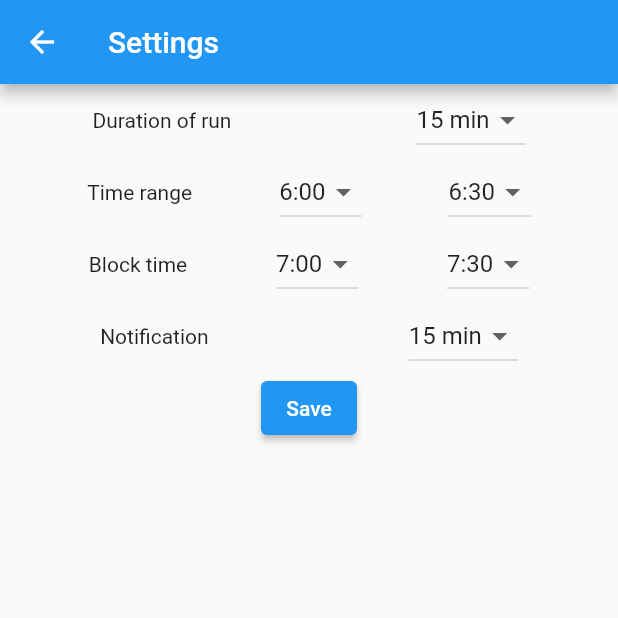
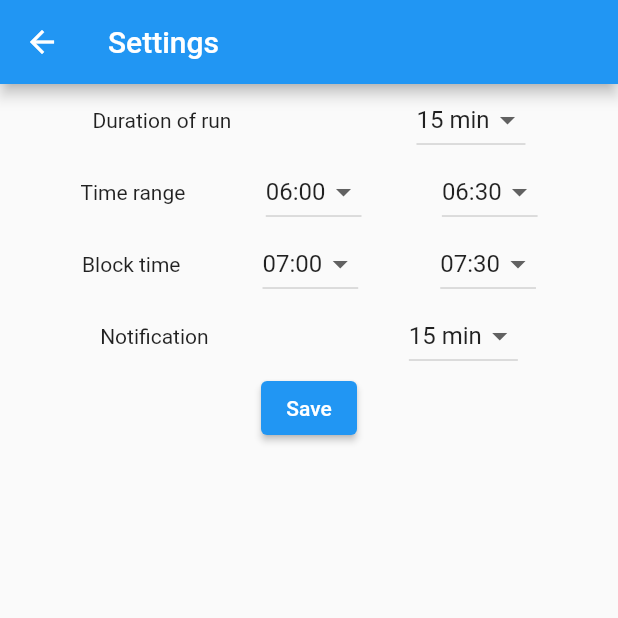
Before and after one commit to OlgaSe/Runtime, a Flutter app: the SettingsScreen screen opened directly, on a phone screen of 412 x 824 dp, the top half of it. Run offline on Flutter 3.47's test engine with Material 2 defaults, Android fonts, the light colour scheme and no system bars; our stand-ins replace flutter_local_notifications, geolocator, shared_preferences; missing offline and left inert: workmanager; accounts and stored records are empty; network calls fail.

Commit message:
Completed hourly work, refactored user settings, added weather class, remade timeList: notification shows as scheduled

```diff
--- a/lib/screens/settings.dart
+++ b/lib/screens/settings.dart
@@ -17,7 +17,6 @@ class _SettingsScreenState extends State<SettingsScreen> {
 
   Preference _preferences = Preference();
 
-
   @override
   void initState() {
     super.initState();
@@ -34,16 +33,25 @@ class _SettingsScreenState extends State<SettingsScreen> {
 
 
   List<DropdownMenuItem> getDropDownItems() {
-    List<DropdownMenuItem<String>> dropdownItems = [];
+    List<DropdownMenuItem<int>> dropdownItems = [];
 
-    for (String time in timeList) {
+    for (int time in timeList) {
       var newItem = DropdownMenuItem(
-        child: Text(time),
+        child: Text(formatMinutes(time)),
         value: time,
       );
       dropdownItems.add(newItem);
     }
     return dropdownItems;
+  }
+
+  String formatMinutes(int minutes) {
+    var hours = minutes ~/ 60;
+    var hoursString = hours > 9 ? hours.toString() : "0$hours" ;
+    var mins = minutes % 60;
+    var minsString = mins > 9 ? mins.toString() : "0$mins" ;
+
+    return "$hoursString:$minsString";
   }
 
   @override
@@ -63,7 +71,7 @@ class _SettingsScreenState extends State<SettingsScreen> {
               children: <Widget>[
                 Text('Duration of run'),
                 DropdownButton<int>(
-                    value: _preferences.selectedDuration,
+                    value: _preferences.durationMin,
                     items: <int>[15, 30, 45, 60, 90]
                         .map((int value) {
                       return new DropdownMenuItem<int>(
@@ -73,7 +81,7 @@ class _SettingsScreenState extends State<SettingsScreen> {
                     }).toList(),
                     onChanged: (value) {
                       setState(() {
-                        _preferences.selectedDuration = value;
+                        _preferences.durationMin = value;
                       });
                     }),
               ],
@@ -82,20 +90,20 @@ class _SettingsScreenState extends State<SettingsScreen> {
                   mainAxisAlignment: MainAxisAlignment.spaceEvenly,
                   children: <Widget>[
                     Text('Time range'),
-                    DropdownButton<String>(
-                        value: _preferences.selectedRangeStart,
+                    DropdownButton<int>(
+                        value: _preferences.rangeStartMin,
                         items: getDropDownItems(),
                         onChanged: (value) {
                           setState(() {
-                            _preferences.selectedRangeStart = value;
+                            _preferences.rangeStartMin = value;
                           });
                         }),
-                    DropdownButton<String>(
-                        value: _preferences.selectedRangeEnd,
+                    DropdownButton<int>(
+                        value: _preferences.rangeEndMin,
                         items: getDropDownItems(),
                         onChanged: (value) {
                           setState(() {
-                            _preferences.selectedRangeEnd = value;
+                            _preferences.rangeEndMin = value;
                           });
                         }),
               ],
@@ -104,20 +112,20 @@ class _SettingsScreenState extends State<SettingsScreen> {
                   mainAxisAlignment: MainAxisAlignment.spaceEvenly,
                   children: <Widget>[
                     Text('Block time'),
-                    DropdownButton<String>(
-                        value: _preferences.selectedBlockRangeStart,
+                    DropdownButton<int>(
+                        value: _preferences.blockRangeStartMin,
                         items: getDropDownItems(),
                         onChanged: (value) {
                           setState(() {
-                            _preferences.selectedBlockRangeStart = value;
+                            _preferences.blockRangeStartMin = value;
                           });
                         }),
-                    DropdownButton<String>(
-                        value: _preferences.selectedBlockRangeEnd,
+                    DropdownButton<int>(
+                        value: _preferences.blockRangeEndMin,
                         items: getDropDownItems(),
                         onChanged: (value) {
                           setState(() {
-                            _preferences.selectedBlockRangeEnd = value;
+                            _preferences.blockRangeEndMin = value;
                           });
                         }),
                   ],
@@ -127,7 +135,7 @@ class _SettingsScreenState extends State<SettingsScreen> {
                   children: <Widget>[
                     Text('Notification'),
                     DropdownButton<int>(
-                        value: _preferences.selectedNotification,
+                        value: _preferences.notificationMin,
                         items: <int>[15, 30, 45, 60]
                             .map((int value) {
                           return new DropdownMenuItem<int>(
@@ -137,7 +145,7 @@ class _SettingsScreenState extends State<SettingsScreen> {
                         }).toList(),
                         onChanged: (value) {
                           setState(() {
-                            _preferences.selectedNotification = value;
+                            _preferences.notificationMin = value;
                           });
                         }),
                   ],
--- a/lib/services/app_prefs.dart
+++ b/lib/services/app_prefs.dart
@@ -6,7 +6,7 @@ class AppPreferences {
 
   AppPreferences(this._sharedPreferences);
 
-  static loadPreferences() async {
+  static Future<AppPreferences> loadPreferences() async {
     SharedPreferences sharedPreferences = await SharedPreferences.getInstance();
     return AppPreferences(sharedPreferences);
   }
--- a/lib/services/preference.dart
+++ b/lib/services/preference.dart
@@ -1,49 +1,44 @@
 import 'package:shared_preferences/shared_preferences.dart';
 
 class Preference {
-
-  int selectedDuration = 15;
-  String selectedRangeStart = '6:00';
-  String selectedRangeEnd = '6:30';
-  String selectedBlockRangeStart = '7:00';
-  String selectedBlockRangeEnd = '7:30';
-  int selectedNotification = 15;
+  int durationMin = 15;
+  int rangeStartMin = 6 * 60;
+  int rangeEndMin = 6 * 60 + 30;
+  int blockRangeStartMin = 7 * 60;
+  int blockRangeEndMin = 7 * 60 + 30;
+  int notificationMin = 15;
 
 
-  Preference({this.selectedDuration, this.selectedRangeStart,
-      this.selectedRangeEnd, this.selectedBlockRangeStart,
-      this.selectedBlockRangeEnd, this.selectedNotification});
+  Preference({this.durationMin, this.rangeStartMin,
+      this.rangeEndMin, this.blockRangeStartMin,
+      this.blockRangeEndMin, this.notificationMin});
 
   savePreference() async {
     final prefs = await SharedPreferences.getInstance();
-    prefs.setInt('selectedDuration', selectedDuration);
-    prefs.setString('selectedRangeStart', selectedRangeStart);
-    prefs.setString('selectedRangeEnd', selectedRangeEnd);
-    prefs.setString('selectedBlockRangeStart', selectedBlockRangeStart);
-    prefs.setString('selectedBlockRangeEnd', selectedBlockRangeEnd);
-    prefs.setInt('selectedNotification', selectedNotification);
+    prefs.setInt('durationMin', durationMin);
+    prefs.setInt('rangeStartMin', rangeStartMin);
+    prefs.setInt('rangeEndMin', rangeEndMin);
+    prefs.setInt('blockRangeStartMin', blockRangeStartMin);
+    prefs.setInt('blockRangeEndMin', blockRangeEndMin);
+    prefs.setInt('notificationMin', notificationMin);
   }
 
-  static loadPreference() async {
+  static Future<Preference> loadPreference() async {
     SharedPreferences prefs = await SharedPreferences.getInstance();
 
     return Preference(
-      selectedDuration: prefs.getInt('selectedDuration') ?? 15,
-      selectedRangeStart: _getString(prefs, 'selectedRangeStart', '6:00'),
-      selectedRangeEnd: _getString(prefs, 'selectedRangeEnd', '6:30'),
-      selectedBlockRangeStart: _getString(prefs, 'selectedBlockRangeStart', '7:00'),
-      selectedBlockRangeEnd: _getString(prefs, 'selectedBlockRangeEnd', '7:30'),
-      selectedNotification: prefs.getInt('selectedNotification') ?? 15,
+      durationMin: prefs.getInt('durationMin') ?? 15,
+      rangeStartMin: prefs.getInt('rangeStartMin') ?? 6*60,
+      rangeEndMin: prefs.getInt('rangeEndMin') ?? 6*60 + 30,
+      blockRangeStartMin: prefs.getInt('blockRangeStartMin') ?? 7*60,
+      blockRangeEndMin: prefs.getInt('blockRangeEndMin') ?? 7*60 + 30,
+      notificationMin: prefs.getInt('notificationMin') ?? 15,
     );
   }
 
-  static String _getString(SharedPreferences prefs, String key, String def) {
-    var val = prefs.getString(key);
-    return val != null && val != '' ? val : def;
-  }
 
   @override
   String toString() {
-    return 'Preference{selectedDuration: $selectedDuration, selectedRangeStart: $selectedRangeStart, selectedRangeEnd: $selectedRangeEnd, selectedBlockRangeStart: $selectedBlockRangeStart, selectedBlockRangeEnd: $selectedBlockRangeEnd, selectedNotification: $selectedNotification}';
+    return 'Preference{selectedDuration: $durationMin, selectedRangeStart: $rangeStartMin, selectedRangeEnd: $rangeEndMin, selectedBlockRangeStart: $blockRangeStartMin, selectedBlockRangeEnd: $blockRangeEndMin, selectedNotification: $notificationMin}';
   }
 }
--- a/lib/services/time_data.dart
+++ b/lib/services/time_data.dart
@@ -1,15 +1,10 @@
-const List<String> timeList = [
-  '6:00',
-  '6:15',
-  '6:30',
-  '6:45',
-  '7:00',
-  '7:15',
-  '7:30',
-  '7:45',
-  '8:00',
-  '8:15',
-  '8:30',
-  '8:45',
-  '9:00',
-];
+final List<int> timeList = generateMinutesList();
+
+List<int> generateMinutesList() {
+  List<int> res = [];
+  for (int i=6 * 60; i<= 21* 60; i+=15) {
+    res.add(i);
+  }
+
+  return res;
+}
```
Also changed, not shown: lib/main.dart (+21 -6 lines), lib/screens/homepage.dart (+28 -28 lines), lib/services/hourly_work.dart (+55 -19 lines), lib/services/notification_utils.dart (+4 -4 lines), lib/services/weather.dart (+51 -1 lines).
